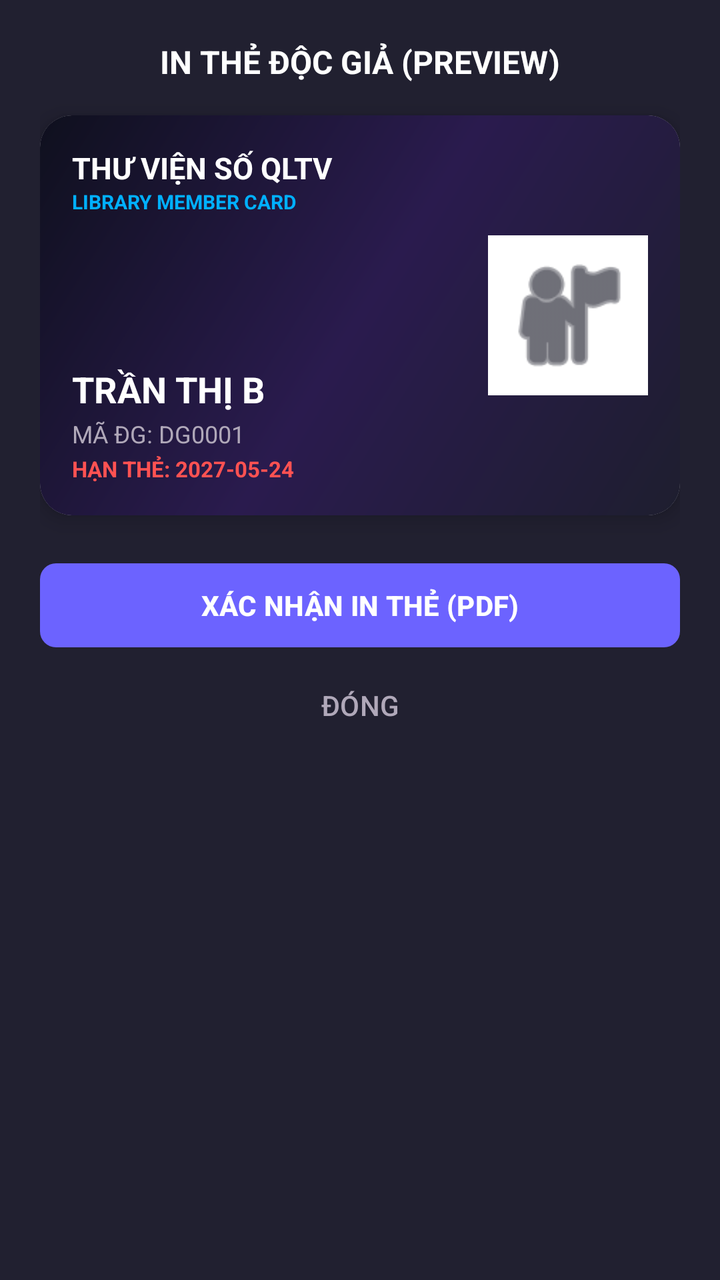
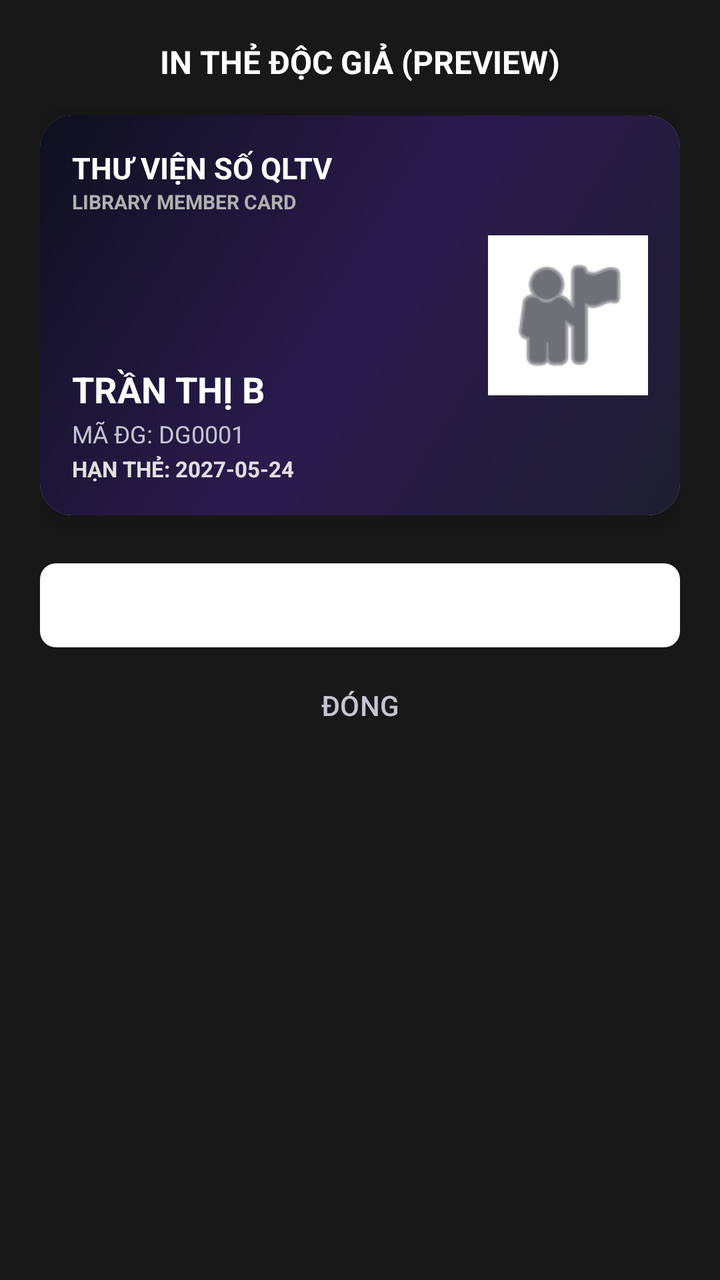

Screens rendered from an Android XML layout before and after an edit, with the pre-edit source and the edit as a unified diff.
<!-- AndroidManifest.xml: application theme Theme.QLTV -->
<!-- res/layout/dialog_card_preview.xml -->
<?xml version="1.0" encoding="utf-8"?>
<LinearLayout xmlns:android="http://schemas.android.com/apk/res/android"
    xmlns:app="http://schemas.android.com/apk/res-auto"
    android:layout_width="match_parent"
    android:layout_height="wrap_content"
    android:background="#212030"
    android:orientation="vertical"
    android:padding="20dp">

    <TextView
        android:layout_width="wrap_content"
        android:layout_height="wrap_content"
        android:layout_gravity="center"
        android:layout_marginBottom="16dp"
        android:text="IN THẺ ĐỘC GIẢ (PREVIEW)"
        android:textColor="#FFFFFF"
        android:textSize="16sp"
        android:textStyle="bold" />

    
    <androidx.cardview.widget.CardView
        android:id="@+id/cardLayout"
        android:layout_width="match_parent"
        android:layout_height="200dp"
        android:layout_marginBottom="20dp"
        app:cardCornerRadius="16dp"
        app:cardElevation="6dp">

        
        <RelativeLayout
            android:layout_width="match_parent"
            android:layout_height="match_parent"
            android:background="@drawable/login_gradient"
            android:padding="16dp">

            <TextView
                android:id="@+id/txtCardApp"
                android:layout_width="wrap_content"
                android:layout_height="wrap_content"
                android:text="THƯ VIỆN SỐ QLTV"
                android:textColor="#FFFFFF"
                android:textSize="15sp"
                android:textStyle="bold" />

            <TextView
                android:layout_width="wrap_content"
                android:layout_height="wrap_content"
                android:layout_below="@id/txtCardApp"
                android:text="LIBRARY MEMBER CARD"
                android:textColor="#00B0FF"
                android:textSize="10sp"
                android:textStyle="bold" />

            <LinearLayout
                android:layout_width="wrap_content"
                android:layout_height="wrap_content"
                android:layout_alignParentBottom="true"
                android:orientation="vertical">

                <TextView
                    android:id="@+id/txtCardName"
                    android:layout_width="wrap_content"
                    android:layout_height="wrap_content"
                    android:text="TRẦN THỊ B"
                    android:textColor="#FFFFFF"
                    android:textSize="18sp"
                    android:textStyle="bold" />

                <TextView
                    android:id="@+id/txtCardCode"
                    android:layout_width="wrap_content"
                    android:layout_height="wrap_content"
                    android:layout_marginTop="2dp"
                    android:text="MÃ ĐG: DG0001"
                    android:textColor="#B0A8B9"
                    android:textSize="12sp" />

                <TextView
                    android:id="@+id/txtCardExpiry"
                    android:layout_width="wrap_content"
                    android:layout_height="wrap_content"
                    android:layout_marginTop="2dp"
                    android:text="HẠN THẺ: 2027-05-24"
                    android:textColor="#FF5252"
                    android:textSize="11sp"
                    android:textStyle="bold" />
            </LinearLayout>

            
            <ImageView
                android:id="@+id/imgCardQR"
                android:layout_width="80dp"
                android:layout_height="80dp"
                android:layout_alignParentEnd="true"
                android:layout_centerVertical="true"
                android:background="#FFFFFF"
                android:contentDescription="QR Code"
                android:padding="6dp"
                android:src="@android:drawable/ic_menu_myplaces"
                app:tint="#0F101E" />

        </RelativeLayout>
    </androidx.cardview.widget.CardView>

    <com.google.android.material.button.MaterialButton
        android:id="@+id/btnCardPrintSubmit"
        android:layout_width="match_parent"
        android:layout_height="50dp"
        android:text="XÁC NHẬN IN THẺ (PDF)"
        android:textColor="#FFFFFF"
        android:textStyle="bold"
        app:backgroundTint="#6C63FF"
        app:cornerRadius="8dp" />

    <com.google.android.material.button.MaterialButton
        android:id="@+id/btnCardPrintClose"
        style="@style/Widget.Material3.Button.TextButton"
        android:layout_width="match_parent"
        android:layout_height="50dp"
        android:text="ĐÓNG"
        android:textColor="#B0A8B9" />

</LinearLayout>
<!-- resources referenced by this layout -->
<resources>
  <!-- drawable login_gradient (drawable) -->
  <?xml version="1.0" encoding="utf-8"?>
  <shape xmlns:android="http://schemas.android.com/apk/res/android"
      android:shape="rectangle">
      <gradient
          android:angle="135"
          android:startColor="#1E1E2F"
          android:centerColor="#2A1B4E"
          android:endColor="#0F101E"
          android:type="linear" />
  </shape>
  <style name="Theme.QLTV" parent="Base.Theme.QLTV" />
  <style name="Base.Theme.QLTV" parent="Theme.Material3.DayNight.NoActionBar">
          
          
      </style>
</resources>

<!-- the commit's change to res/layout/dialog_card_preview.xml (unified diff, before → after) -->
@@ -3,7 +3,7 @@
     xmlns:app="http://schemas.android.com/apk/res-auto"
     android:layout_width="match_parent"
     android:layout_height="wrap_content"
-    android:background="#212030"
+    android:background="#181818"
     android:orientation="vertical"
     android:padding="20dp">
 
@@ -47,7 +47,7 @@
                 android:layout_height="wrap_content"
                 android:layout_below="@id/txtCardApp"
                 android:text="LIBRARY MEMBER CARD"
-                android:textColor="#00B0FF"
+                android:textColor="#B0B0B0"
                 android:textSize="10sp"
                 android:textStyle="bold" />
 
@@ -72,7 +72,7 @@
                     android:layout_height="wrap_content"
                     android:layout_marginTop="2dp"
                     android:text="MÃ ĐG: DG0001"
-                    android:textColor="#B0A8B9"
+                    android:textColor="#C5C5D2"
                     android:textSize="12sp" />
 
                 <TextView
@@ -81,7 +81,7 @@
                     android:layout_height="wrap_content"
                     android:layout_marginTop="2dp"
                     android:text="HẠN THẺ: 2027-05-24"
-                    android:textColor="#FF5252"
+                    android:textColor="#E0E0E0"
                     android:textSize="11sp"
                     android:textStyle="bold" />
             </LinearLayout>
@@ -109,7 +109,7 @@
         android:text="XÁC NHẬN IN THẺ (PDF)"
         android:textColor="#FFFFFF"
         android:textStyle="bold"
-        app:backgroundTint="#6C63FF"
+        app:backgroundTint="#FFFFFF"
         app:cornerRadius="8dp" />
 
     <com.google.android.material.button.MaterialButton
@@ -118,6 +118,6 @@
         android:layout_width="match_parent"
         android:layout_height="50dp"
         android:text="ĐÓNG"
-        android:textColor="#B0A8B9" />
+        android:textColor="#C5C5D2" />
 
 </LinearLayout>
